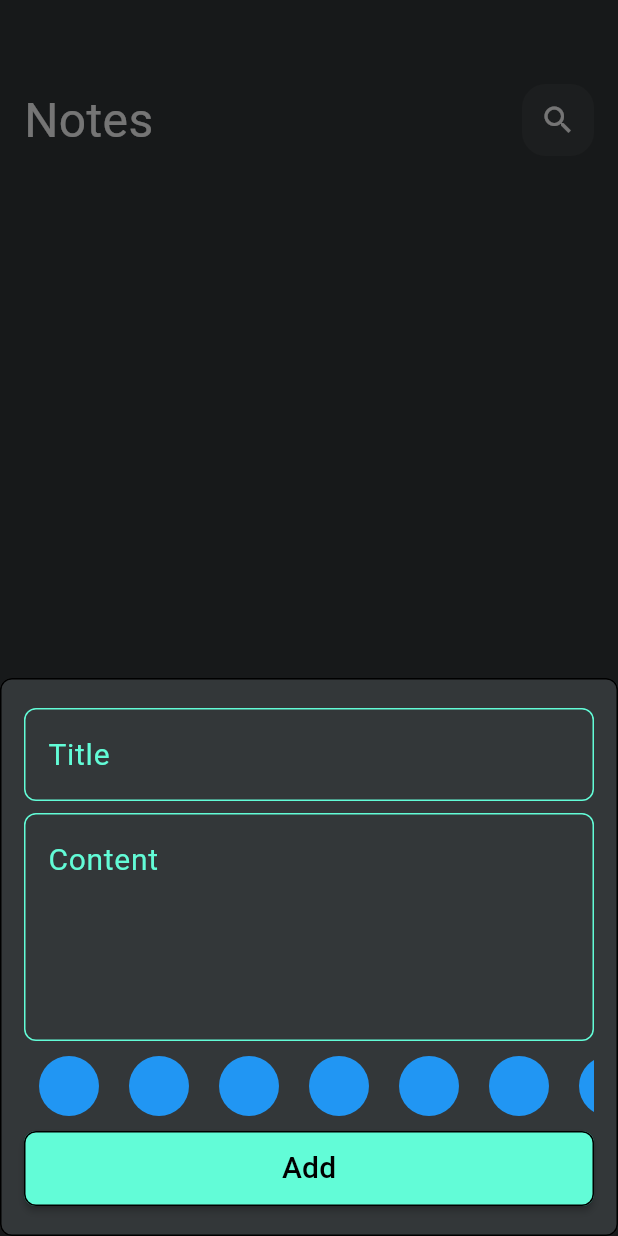
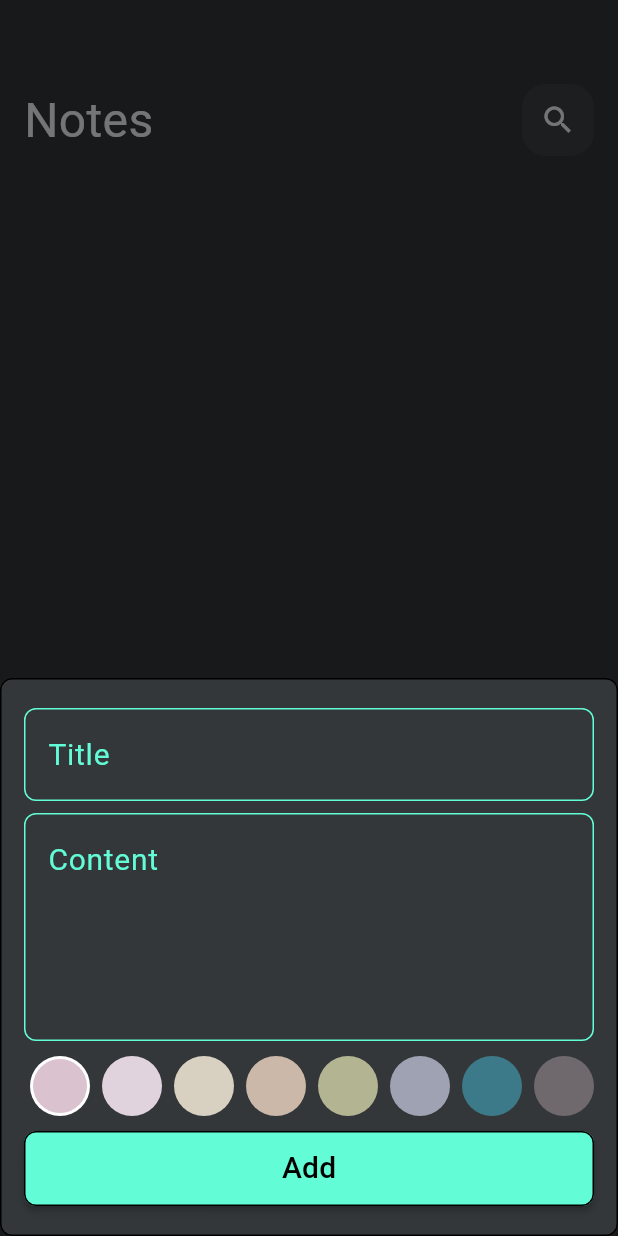
Before and after one commit to Peter-Awod/Notes-App, a Flutter app: the screen it shows after launch, after a tap on the "add" icon, on a phone screen of 412 x 824 dp. Run offline on Flutter 3.47's test engine with Material 3 defaults, Android fonts, the phone set to English and light mode, and no system bars; our stand-ins replace bloc, flutter_bloc, hive, hive_flutter; accounts and stored records are empty; Roboto replaces fonts that are missing (Poppins).

Commit message:
Add note colors done

```diff
--- a/lib/cubit/add_note_cubit/add_note_cubit.dart
+++ b/lib/cubit/add_note_cubit/add_note_cubit.dart
@@ -1,3 +1,4 @@
+import 'package:flutter/material.dart';
 import 'package:flutter_bloc/flutter_bloc.dart';
 import 'package:hive_flutter/adapters.dart';
 
@@ -10,8 +11,10 @@ class AddNoteCubit extends Cubit<AddNoteStates> {
 
   static AddNoteCubit get(context) => BlocProvider.of(context);
 
+  Color noteColor = const Color(0xffDBC2CF);
   addNote(NoteModel noteModel) async {
     emit(AddNoteLoadingState());
+    noteModel.color=noteColor.value;
     try {
       var notesBox = Hive.box<NoteModel>(kNotesBox);
       await notesBox.add(noteModel);
--- a/lib/widgets/colors/colors_item.dart
+++ b/lib/widgets/colors/colors_item.dart
@@ -1,13 +1,21 @@
 import 'package:flutter/material.dart';
 
 class ColorItem extends StatelessWidget {
-  const ColorItem({super.key});
-
+  const ColorItem({super.key, required this.isSelected, required this.selectedColor});
+  final bool isSelected;
+  final Color selectedColor;
   @override
   Widget build(BuildContext context) {
-    return const CircleAvatar(
-      backgroundColor: Colors.blue,
+    return isSelected?  CircleAvatar(
+      backgroundColor: Colors.white,
       radius: 20,
-    );
+      child: CircleAvatar(
+        backgroundColor:selectedColor,
+        radius: 18,
+      ),
+    ) :  CircleAvatar(
+      backgroundColor: selectedColor,
+      radius: 20,
+    ) ;
   }
 }
--- a/lib/widgets/colors/colors_list_view.dart
+++ b/lib/widgets/colors/colors_list_view.dart
@@ -1,10 +1,31 @@
-
 import 'package:flutter/material.dart';
+import 'package:flutter_bloc/flutter_bloc.dart';
+import 'package:notes_app/cubit/add_note_cubit/add_note_cubit.dart';
 
 import 'colors_item.dart';
 
-class ColorListView extends StatelessWidget {
+class ColorListView extends StatefulWidget {
   const ColorListView({super.key});
+
+  @override
+  State<ColorListView> createState() => _ColorListViewState();
+}
+
+class _ColorListViewState extends State<ColorListView> {
+  int currentIndex = 0;
+
+  List<Color> colorsList = const [
+    Color(0xffDBC2CF),
+    Color(0xffE0D3DE),
+    Color(0xffD8D0C1),
+    Color(0xffCBB8A9),
+    Color(0xffB3B492),
+    Color(0xff9FA2B2),
+    Color(0xff3C7A89),
+    Color(0xff6F686D),
+    Color(0xff2E4756),
+    Color(0xff16262E),
+  ];
 
   @override
   Widget build(BuildContext context) {
@@ -12,11 +33,21 @@ class ColorListView extends StatelessWidget {
       height: 60,
       child: ListView.builder(
         physics: const BouncingScrollPhysics(),
-        itemCount: 10,
+        itemCount: colorsList.length,
         scrollDirection: Axis.horizontal,
-        itemBuilder: (context, index) => const Padding(
-          padding: EdgeInsets.all(10.0),
-          child: ColorItem(),
+        itemBuilder: (context, index) => Padding(
+          padding: const EdgeInsets.all(4.0),
+          child: GestureDetector(
+              onTap: () {
+                currentIndex = index;
+                BlocProvider.of<AddNoteCubit>(context).noteColor =
+                    colorsList[index];
+                setState(() {});
+              },
+              child: ColorItem(
+                isSelected: index == currentIndex,
+                selectedColor: colorsList[index],
+              )),
         ),
       ),
     );
--- a/lib/widgets/note_item_card.dart
+++ b/lib/widgets/note_item_card.dart
@@ -13,7 +13,7 @@ class NoteCard extends StatelessWidget {
   Widget build(BuildContext context) {
     return Card(
       shape: OutlineInputBorder(borderRadius: BorderRadius.circular(12)),
-      color: Color(0xffFFCC80),
+      color: Color(noteModel.color),
       child: Padding(
         padding: const EdgeInsetsDirectional.only(
           top: 24,
```
